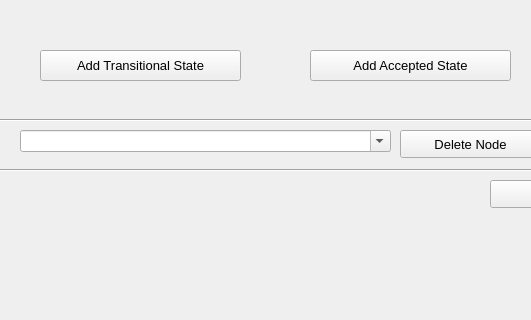
Qt form res/GraphingWindow.ui (Anthony-Amgad/automataProject) before a commit; both pictures show x 0 to 531 and y 0 to 320 of the 1112 by 858 pixel window.
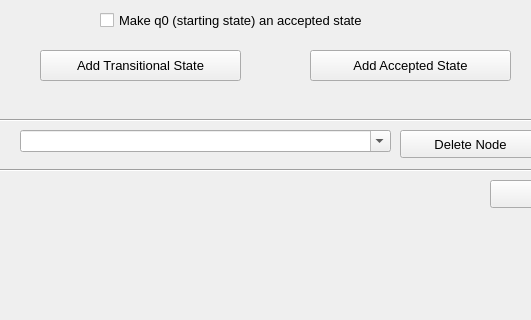
The same form after that commit.

Patch:
```diff
--- a/res/GraphingWindow.ui
+++ b/res/GraphingWindow.ui
@@ -219,6 +219,19 @@
      <string>Add Transitional State</string>
     </property>
    </widget>
+   <widget class="QCheckBox" name="checkBox">
+    <property name="geometry">
+     <rect>
+      <x>100</x>
+      <y>10</y>
+      <width>351</width>
+      <height>20</height>
+     </rect>
+    </property>
+    <property name="text">
+     <string>Make q0 (starting state) an accepted state</string>
+    </property>
+   </widget>
   </widget>
   <widget class="QStatusBar" name="statusbar"/>
  </widget>
```
